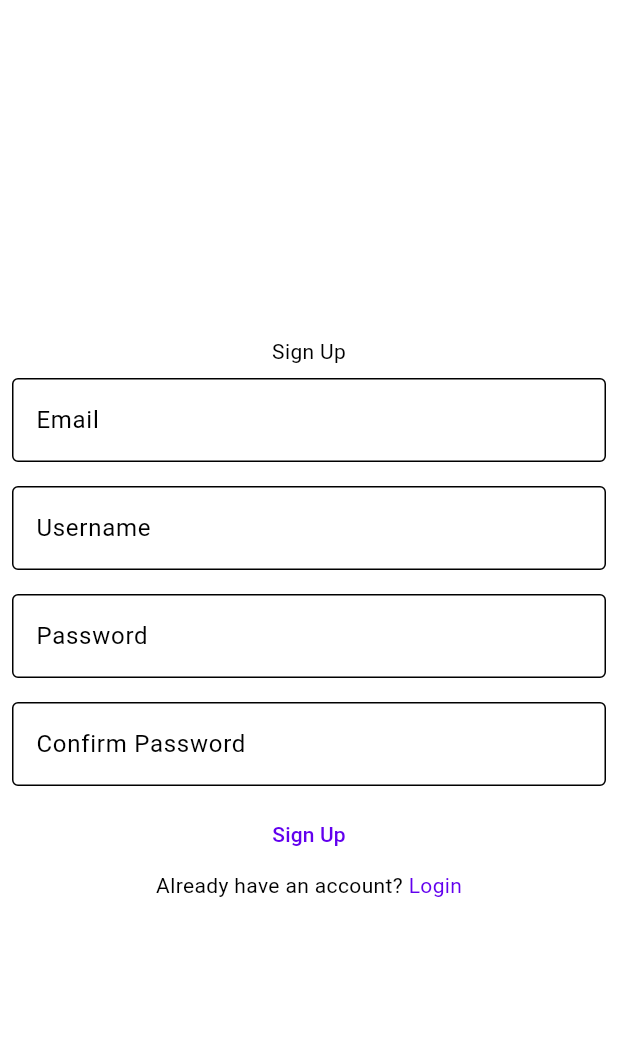
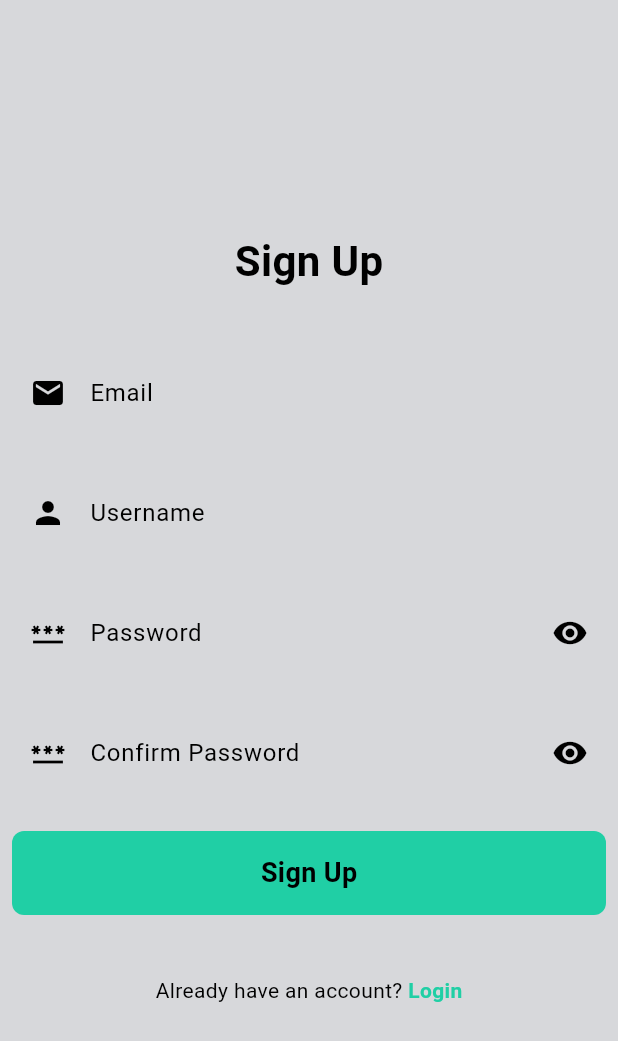
Before and after one commit to LanzoMA/sprinter_mobile, a Flutter app: the screen it shows after launch, after a tap on "Login", after a tap on "Sign up", on a phone screen of 412 x 824 dp. Shown: the top 1041 px of the screen. Run offline on Flutter 3.47's test engine with Material 3 defaults, Android fonts, the light colour scheme and no system bars; our stand-ins replace dio.

Commit message:
redesigned login and sign up page

```diff
--- /dev/null
+++ b/lib/components/sprinter_button.dart
@@ -0,0 +1,31 @@
+import 'package:flutter/material.dart';
+
+class SprinterButton extends StatelessWidget {
+  final Function()? onTap;
+  final String data;
+
+  const SprinterButton({super.key, required this.onTap, required this.data});
+
+  @override
+  Widget build(BuildContext context) {
+    return InkWell(
+      onTap: onTap,
+      child: Container(
+        height: 56,
+        width: double.infinity,
+        alignment: Alignment.center,
+        decoration: BoxDecoration(
+          color: Theme.of(context).colorScheme.primary,
+          borderRadius: BorderRadius.circular(8),
+        ),
+        child: Text(
+          data,
+          style: const TextStyle(
+            fontSize: 18,
+            fontWeight: FontWeight.bold,
+          ),
+        ),
+      ),
+    );
+  }
+}
--- a/lib/components/sprinter_text_field.dart
+++ b/lib/components/sprinter_text_field.dart
@@ -1,25 +1,70 @@
 import 'package:flutter/material.dart';
 
-class SprinterTextField extends StatelessWidget {
+class SprinterTextField extends StatefulWidget {
   final String hintText;
   final bool obscureText;
   final TextEditingController controller;
+  final IconData icon;
 
   const SprinterTextField({
     super.key,
     required this.hintText,
     this.obscureText = false,
     required this.controller,
+    required this.icon,
   });
+
+  @override
+  State<SprinterTextField> createState() => _SprinterTextFieldState();
+}
+
+class _SprinterTextFieldState extends State<SprinterTextField> {
+  late bool _obscureText;
+
+  @override
+  void initState() {
+    super.initState();
+    _obscureText = widget.obscureText;
+  }
+
+  Widget? getSuffixIcon() {
+    if (!widget.obscureText) {
+      return null;
+    }
+
+    final IconData icon =
+        _obscureText ? Icons.visibility : Icons.visibility_off;
+
+    return InkWell(
+      onTap: () {
+        setState(() {
+          _obscureText = !_obscureText;
+        });
+      },
+      child: Icon(icon),
+    );
+  }
 
   @override
   Widget build(BuildContext context) {
     return TextField(
-      obscureText: obscureText,
-      controller: controller,
+      obscureText: _obscureText,
+      controller: widget.controller,
       decoration: InputDecoration(
-        hintText: hintText,
-        border: const OutlineInputBorder(),
+        prefixIcon: Icon(widget.icon),
+        hintText: widget.hintText,
+        filled: true,
+        contentPadding: const EdgeInsets.symmetric(
+          vertical: 16.0,
+          horizontal: 12.0,
+        ),
+        border: OutlineInputBorder(
+          borderRadius: BorderRadius.circular(8),
+          borderSide: BorderSide.none,
+        ),
+        fillColor: Theme.of(context).colorScheme.surface,
+        errorText: null,
+        suffixIcon: getSuffixIcon(),
       ),
     );
   }
--- a/lib/pages/login_page.dart
+++ b/lib/pages/login_page.dart
@@ -1,4 +1,5 @@
 import 'package:flutter/material.dart';
+import 'package:sprinter_mobile/components/sprinter_button.dart';
 import 'package:sprinter_mobile/components/sprinter_text_field.dart';
 import 'package:sprinter_mobile/pages/home_page.dart';
 import 'package:sprinter_mobile/pages/sign_up_page.dart';
@@ -60,16 +61,26 @@ class _LoginPageState extends State<LoginPage> {
     return Scaffold(
       body: Padding(
         padding: const EdgeInsets.all(8.0),
+        child: SafeArea(
+          child: Center(
+            child: SingleChildScrollView(
               child: Column(
                 mainAxisAlignment: MainAxisAlignment.center,
                 children: [
-            const Text('Login'),
+                  const Text(
+                    'Login',
+                    style: TextStyle(
+                      fontWeight: FontWeight.bold,
+                      fontSize: 28,
+                    ),
+                  ),
+                  const SizedBox(height: 32),
                   Padding(
                     padding: const EdgeInsets.symmetric(vertical: 8.0),
                     child: SprinterTextField(
                         hintText: 'Email',
                         controller: emailController,
-              ),
+                        icon: Icons.email),
                   ),
                   Visibility(
                     visible: emailErrorMessage.isNotEmpty,
@@ -80,26 +91,33 @@ class _LoginPageState extends State<LoginPage> {
                       ),
                     ),
                   ),
-            const SizedBox(height: 16),
+                  const SizedBox(height: 8),
                   Padding(
                     padding: const EdgeInsets.symmetric(vertical: 8.0),
                     child: SprinterTextField(
                       hintText: 'Password',
                       controller: passwordController,
                       obscureText: true,
+                      icon: Icons.password,
                     ),
                   ),
                   Visibility(
                     visible: passwordErrorMessage.isNotEmpty,
                     child: Text(
                       passwordErrorMessage,
-                style: TextStyle(color: Theme.of(context).colorScheme.error),
+                      style:
+                          TextStyle(color: Theme.of(context).colorScheme.error),
                     ),
                   ),
-            TextButton(
-              onPressed: login,
-              child: const Text('Login'),
+                  const SizedBox(height: 8),
+                  Padding(
+                    padding: const EdgeInsets.symmetric(vertical: 8.0),
+                    child: SprinterButton(
+                      onTap: login,
+                      data: 'Login',
                     ),
+                  ),
+                  const SizedBox(height: 32),
                   Row(
                     mainAxisAlignment: MainAxisAlignment.center,
                     children: [
@@ -116,6 +134,7 @@ class _LoginPageState extends State<LoginPage> {
                           'Sign up',
                           style: TextStyle(
                             color: Theme.of(context).colorScheme.primary,
+                            fontWeight: FontWeight.bold,
                           ),
                         ),
                       ),
@@ -124,6 +143,9 @@ class _LoginPageState extends State<LoginPage> {
                 ],
               ),
             ),
+          ),
+        ),
+      ),
     );
   }
 }
--- a/lib/pages/sign_up_page.dart
+++ b/lib/pages/sign_up_page.dart
@@ -1,4 +1,5 @@
 import 'package:flutter/material.dart';
+import 'package:sprinter_mobile/components/sprinter_button.dart';
 import 'package:sprinter_mobile/components/sprinter_text_field.dart';
 import 'package:sprinter_mobile/pages/home_page.dart';
 import 'package:sprinter_mobile/pages/login_page.dart';
@@ -109,12 +110,20 @@ class _SignUpPageState extends State<SignUpPage> {
               child: Column(
                 mainAxisAlignment: MainAxisAlignment.center,
                 children: [
-                  const Text('Sign Up'),
+                  const Text(
+                    'Sign Up',
+                    style: TextStyle(
+                      fontWeight: FontWeight.bold,
+                      fontSize: 28,
+                    ),
+                  ),
+                  const SizedBox(height: 32),
                   Padding(
                     padding: const EdgeInsets.symmetric(vertical: 8.0),
                     child: SprinterTextField(
                       hintText: 'Email',
                       controller: emailController,
+                      icon: Icons.email,
                     ),
                   ),
                   Visibility(
@@ -126,11 +135,13 @@ class _SignUpPageState extends State<SignUpPage> {
                       ),
                     ),
                   ),
+                  const SizedBox(height: 8),
                   Padding(
                     padding: const EdgeInsets.symmetric(vertical: 8.0),
                     child: SprinterTextField(
                       hintText: 'Username',
                       controller: usernameController,
+                      icon: Icons.person,
                     ),
                   ),
                   Visibility(
@@ -142,12 +153,14 @@ class _SignUpPageState extends State<SignUpPage> {
                       ),
                     ),
                   ),
+                  const SizedBox(height: 8),
                   Padding(
                     padding: const EdgeInsets.symmetric(vertical: 8.0),
                     child: SprinterTextField(
                       hintText: 'Password',
                       obscureText: true,
                       controller: passwordController,
+                      icon: Icons.password,
                     ),
                   ),
                   Visibility(
@@ -159,12 +172,14 @@ class _SignUpPageState extends State<SignUpPage> {
                       ),
                     ),
                   ),
+                  const SizedBox(height: 8),
                   Padding(
                     padding: const EdgeInsets.symmetric(vertical: 8.0),
                     child: SprinterTextField(
                       hintText: 'Confirm Password',
                       obscureText: true,
                       controller: confirmPasswordController,
+                      icon: Icons.password,
                     ),
                   ),
                   Visibility(
@@ -176,10 +191,15 @@ class _SignUpPageState extends State<SignUpPage> {
                       ),
                     ),
                   ),
-                  TextButton(
-                    onPressed: signUp,
-                    child: const Text('Sign Up'),
+                  const SizedBox(height: 8),
+                  Padding(
+                    padding: const EdgeInsets.symmetric(vertical: 8.0),
+                    child: SprinterButton(
+                      onTap: signUp,
+                      data: 'Sign Up',
+                    ),
                   ),
+                  const SizedBox(height: 32),
                   Row(
                     mainAxisAlignment: MainAxisAlignment.center,
                     children: [
@@ -196,6 +216,7 @@ class _SignUpPageState extends State<SignUpPage> {
                           'Login',
                           style: TextStyle(
                             color: Theme.of(context).colorScheme.primary,
+                            fontWeight: FontWeight.bold,
                           ),
                         ),
                       ),
--- a/lib/themes.dart
+++ b/lib/themes.dart
@@ -2,10 +2,16 @@ import 'package:flutter/material.dart';
 
 ThemeData lightTheme = ThemeData(
   brightness: Brightness.light,
-  colorScheme: const ColorScheme.light(),
+  colorScheme: const ColorScheme.light(
+    primary: Color.fromRGBO(32, 207, 165, 1),
+    surface: Color.fromRGBO(215, 216, 219, 1),
+  ),
 );
 
 ThemeData darkTheme = ThemeData(
   brightness: Brightness.dark,
-  colorScheme: const ColorScheme.dark(),
+  colorScheme: const ColorScheme.dark(
+    primary: Color.fromRGBO(32, 207, 165, 1),
+    surface: Color.fromRGBO(42, 44, 48, 1),
+  ),
 );
```
Lines whose indentation alone changed are shown as unchanged.
